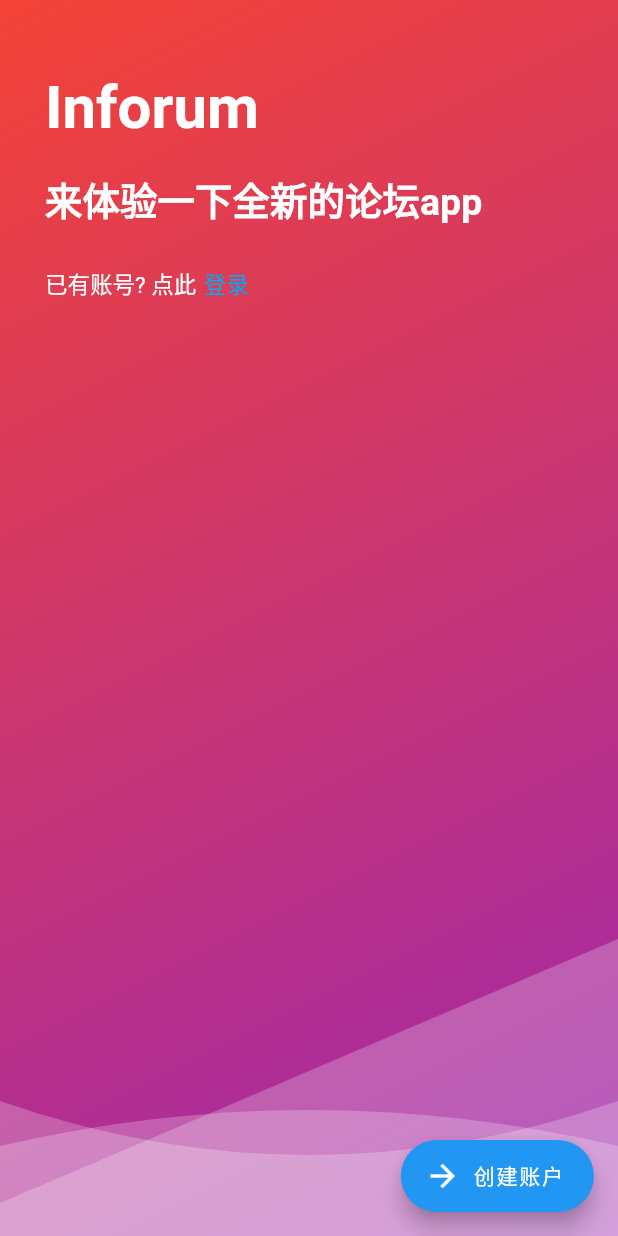
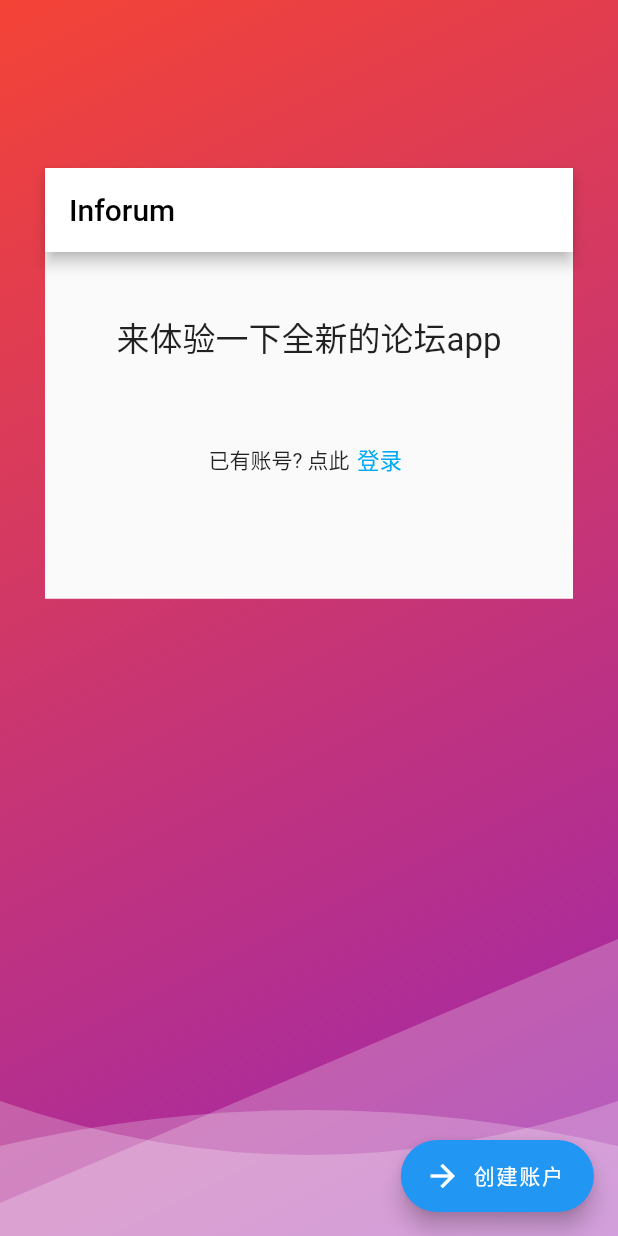
Before and after one commit to RA1NO3O/in_forum, a Flutter app: the screen it shows after launch, on a phone screen of 412 x 824 dp. Run offline on Flutter 3.47's test engine with Material 2 defaults, Android fonts, the phone set to English and light mode, and no system bars; our stand-ins replace shared_preferences, simple_animations.

Commit message:
Did MainPage Transition animation.

```diff
--- a/inforum/lib/component/popUpTextField.dart
+++ b/inforum/lib/component/popUpTextField.dart
@@ -28,10 +28,10 @@ class PopUpTextField extends StatelessWidget {
               padding: EdgeInsets.only(left: 16,top: 8,bottom: 8,right: 16),
               child:  Container(
                 decoration: BoxDecoration(
-                    color: Colors.white
+                    color: Color(0xFFFAFAFA)
                 ),
 
-                child: TextField(
+                child: TextFormField(
                   controller: controller,
                   autofocus: true,
                   style: TextStyle(
@@ -42,7 +42,6 @@ class PopUpTextField extends StatelessWidget {
                   keyboardType: TextInputType.multiline,
                   onEditingComplete: (){
                     //点击发送调用
-                    print('onEditingComplete');
                     onEditingCompleteText(controller.text);
                     Navigator.pop(context);
 
--- a/inforum/lib/home.dart
+++ b/inforum/lib/home.dart
@@ -306,7 +306,7 @@ class _HomeScreenState extends State<HomeScreen> {
     SharedPreferences sp = await SharedPreferences.getInstance();
     bool result = await showDialog<bool>(
         context: context,
-        barrierDismissible: true, //是否可点按空白处退出对话框
+        barrierDismissible: false, //是否可点按空白处退出对话框
         builder: (BuildContext context) {
           return AlertDialog(
             title: Column(
--- a/inforum/lib/main.dart
+++ b/inforum/lib/main.dart
@@ -1,5 +1,6 @@
 import 'dart:math';
 import 'dart:ui';
+import 'package:animations/animations.dart';
 import 'package:flutter/cupertino.dart';
 import 'package:flutter_localizations/flutter_localizations.dart';
 import 'package:flutter/foundation.dart';
@@ -51,7 +52,15 @@ class MainPage extends StatefulWidget {
   MainPage({Key key, this.title}) : super(key: key);
 
   @override
-  _MainPageState createState() => _MainPageState();
+  _MainPageState createState() {
+    SystemChrome.setSystemUIOverlayStyle(
+      SystemUiOverlayStyle(
+          statusBarColor: Colors.transparent,
+          systemNavigationBarColor: Color(0x00000000),
+          statusBarIconBrightness: Brightness.light),
+    );
+    return _MainPageState();
+  }
 }
 
 class _MainPageState extends State<MainPage> {
@@ -89,51 +98,64 @@ class _MainPageState extends State<MainPage> {
             ],
           ),
           //布局
-          new Container(
-              margin: const EdgeInsets.only(
-                  left: 30.0, top: 50.0, bottom: 30.0, right: 30.0),
-              child: Column(
+          SafeArea(
+              child: Container(
+                  margin: EdgeInsets.all(30),
+                  alignment: Alignment.center,
+                  child: Container(
+                    height: 600,
+                    child: Scaffold(
+                      appBar: AppBar(
+                        iconTheme: IconThemeData(color: Colors.black),
+                        backgroundColor: Colors.white,
+                        title: Text(widget.title,style: TextStyle(color: Colors.black),),
+                        leading: state != 0
+                            ? IconButton(
+                                icon: Icon(Icons.arrow_back),
+                                onPressed: () {
+                                  setState(() {
+                                    state = 0;
+                                  });
+                                },
+                              )
+                            : null,
+                      ),
+                      backgroundColor: Colors.transparent,
+                      body: Column(
                         children: [
-                  new Container(
-                    child: Text(
-                      widget.title,
-                      textAlign: TextAlign.left,
-                      style: new TextStyle(
-                          color: Colors.white,
-                          fontWeight: FontWeight.bold,
-                          height: 1.1, //行高
-                          fontSize: 40),
-                    ),
-                    alignment: Alignment.centerLeft,
-                  ),
-                  AnimatedContainer(
-                    duration: Duration(milliseconds: 500),
-                    child: Flex(
-                      direction: Axis.vertical,
+                          PageTransitionSwitcher(
+                            duration: const Duration(milliseconds: 500),
+                            reverse: state == 0,
+                            transitionBuilder:
+                                (child, animation, secondaryAnimation) {
+                              return SharedAxisTransition(
+                                child: child,
+                                animation: animation,
+                                secondaryAnimation: secondaryAnimation,
+                                transitionType:
+                                    SharedAxisTransitionType.horizontal,
+                              );
+                            },
+                            child: state == 0
+                                ? Column(
                                     children: [
                                       Container(
-                          child: state == 0
-                              ? Text(
-                                  '\n来体验一下全新的论坛app\n',
+                                        margin: EdgeInsets.only(
+                                            top: 40, bottom: 20),
+                                        child: Text(
+                                          '来体验一下全新的论坛app\n',
+                                          style: new TextStyle(fontSize: 22),
                                           textAlign: TextAlign.left,
-                                  style: new TextStyle(
-                                      color: Colors.white,
-                                      fontWeight: FontWeight.bold,
-                                      height: 1.1, //行高
-                                      fontSize: 25),
-                                )
-                              : null,
-                          alignment: Alignment.centerLeft,
+                                        ),
+                                        alignment: Alignment.center,
                                       ),
                                       Container(
-                            child: state == 0
-                                ? Row(
+                                        margin: EdgeInsets.only(bottom: 80),
+                                        child: Row(
+                                          mainAxisAlignment:
+                                              MainAxisAlignment.center,
                                           children: [
-                                      Text(
-                                        '已有账号? 点此',
-                                        style: new TextStyle(
-                                            fontSize: 15, color: Colors.white),
-                                      ),
+                                            Text('已有账号? 点此'),
                                             Container(
                                               width: 40,
                                               height: 25,
@@ -149,21 +171,20 @@ class _MainPageState extends State<MainPage> {
                                                 ),
                                                 padding: EdgeInsets.all(0),
                                               ),
-                                      )
+                                            ),
+                                          ],
+                                        ),
+                                      ),
                                     ],
                                   )
-                                : null),
-                        Container(
-                          child: state == 1 ? LoginPage() : null,
+                                : state == 1
+                                    ? LoginPage()
+                                    : RegPage(),
                           ),
-                        Container(
-                          child: state == 2 ? RegPage() : null,
-                        )
                         ],
                       ),
-                  )
-                ],
-              )),
+                    ),
+                  ))),
         ],
       ),
       floatingActionButton: state == 0
--- a/inforum/lib/subPage/login.dart
+++ b/inforum/lib/subPage/login.dart
@@ -17,8 +17,6 @@ class _LoginPageState extends State<LoginPage> {
       alignment: Alignment.center,
       width: 350,
       height: 500,
-      child: Card(
-        margin: EdgeInsets.only(top: 30),
       child: Column(
         children: [
           //卡片内容
@@ -31,8 +29,7 @@ class _LoginPageState extends State<LoginPage> {
           ),
           //用户名表单
           new Container(
-              padding:
-                  EdgeInsets.only(left: 25, right: 25, top: 10, bottom: 10),
+            padding: EdgeInsets.only(left: 25, right: 25, top: 10, bottom: 10),
             child: TextField(
               keyboardType: TextInputType.emailAddress,
               controller: idController,
@@ -45,8 +42,7 @@ class _LoginPageState extends State<LoginPage> {
           ),
           //密码表单
           new Container(
-              padding:
-                  EdgeInsets.only(left: 25, right: 25, top: 10, bottom: 10),
+            padding: EdgeInsets.only(left: 25, right: 25, top: 10, bottom: 10),
             child: TextField(
               obscureText: !passwordVisible,
               textInputAction: TextInputAction.done,
@@ -55,9 +51,7 @@ class _LoginPageState extends State<LoginPage> {
                   prefixIcon: Icon(Icons.lock),
                   suffixIcon: IconButton(
                     icon: Icon(
-                        passwordVisible
-                            ? Icons.visibility
-                            : Icons.visibility_off,
+                      passwordVisible ? Icons.visibility : Icons.visibility_off,
                       color: passwordVisible ? Colors.blue : Colors.black54,
                     ),
                     onPressed: () => setState(() {
@@ -86,7 +80,6 @@ class _LoginPageState extends State<LoginPage> {
           )
         ],
       ),
-      ),
     );
   }
 
--- a/inforum/lib/subPage/reg.dart
+++ b/inforum/lib/subPage/reg.dart
@@ -33,8 +33,6 @@ class _RegPage extends State<RegPage> {
       alignment: Alignment.center,
       width: 350,
       height: 500,
-      child: Card(
-        margin: EdgeInsets.only(top: 30),
       child: Column(
         children: [
           //卡片内容
@@ -47,8 +45,7 @@ class _RegPage extends State<RegPage> {
           ),
           //用户名表单
           new Container(
-              padding:
-                  EdgeInsets.only(left: 25, right: 25, top: 10, bottom: 10),
+            padding: EdgeInsets.only(left: 25, right: 25, top: 10, bottom: 10),
             child: TextField(
               keyboardType: TextInputType.emailAddress,
               controller: idController,
@@ -61,8 +58,7 @@ class _RegPage extends State<RegPage> {
           ),
           //密码表单
           new Container(
-              padding:
-                  EdgeInsets.only(left: 25, right: 25, top: 10, bottom: 10),
+            padding: EdgeInsets.only(left: 25, right: 25, top: 10, bottom: 10),
             child: TextField(
               obscureText: !passwordVisible,
               textInputAction: TextInputAction.done,
@@ -71,9 +67,7 @@ class _RegPage extends State<RegPage> {
                   prefixIcon: Icon(Icons.lock),
                   suffixIcon: IconButton(
                     icon: Icon(
-                        passwordVisible
-                            ? Icons.visibility
-                            : Icons.visibility_off,
+                      passwordVisible ? Icons.visibility : Icons.visibility_off,
                       color: passwordVisible ? Colors.blue : Colors.black54,
                     ),
                     onPressed: () => setState(() {
@@ -84,7 +78,7 @@ class _RegPage extends State<RegPage> {
                       borderRadius: BorderRadius.circular(5.0))),
             ),
           ),
-            //登录按钮
+          //注册
           new Container(
             width: 80,
             height: 40,
@@ -94,7 +88,7 @@ class _RegPage extends State<RegPage> {
               shape: RoundedRectangleBorder(
                   borderRadius: BorderRadius.all(Radius.circular(5.0))),
               child: Text(
-                  '下一步',
+                '注册',
                 style: new TextStyle(color: Colors.white),
               ),
               onPressed: btnRegClick,
@@ -102,7 +96,6 @@ class _RegPage extends State<RegPage> {
           )
         ],
       ),
-      ),
     );
   }
 }
```
Lines whose indentation alone changed are shown as unchanged.
